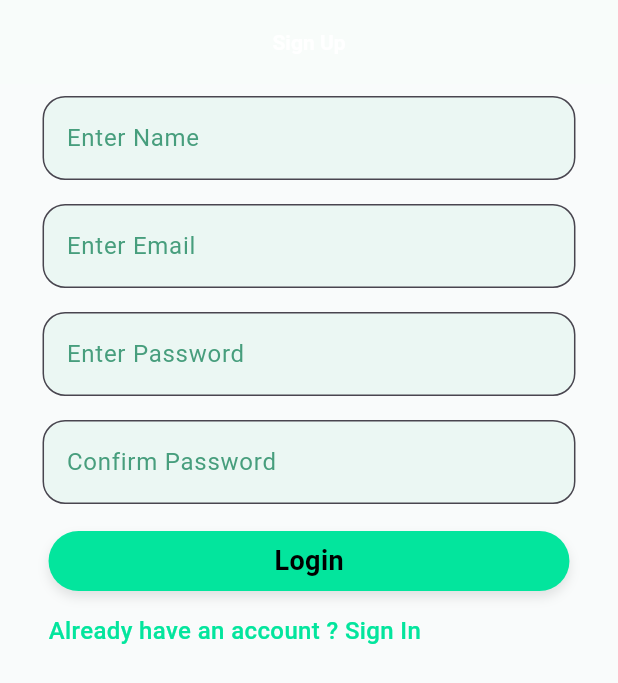
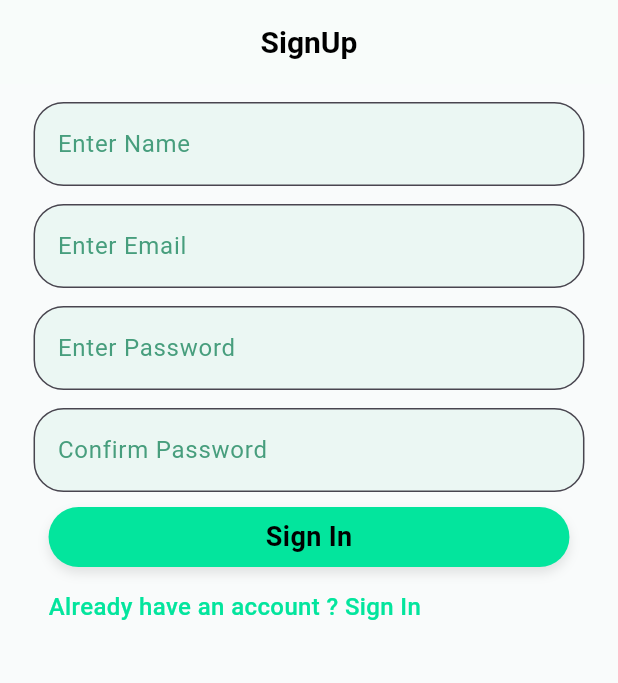
Before and after one commit to Trippycommand/myapp, a Flutter app: the screen it shows after launch, on a phone screen of 412 x 824 dp. Shown: the top 683 px of the screen. Run offline on Flutter 3.47's test engine with Material 3 defaults, Android fonts, the phone set to English and light mode, and no system bars; our stand-ins replace animated_text_kit, firebase_auth, firebase_core; accounts and stored records are empty; Roboto replaces fonts that are missing (Arial).

Commit message:
Refactoring Sign Up function

```diff
--- a/lib/UI component/First/FirstUI.dart
+++ b/lib/UI component/First/FirstUI.dart
@@ -1,22 +1,48 @@
+import 'package:firebase_auth/firebase_auth.dart';
 import 'package:flutter/material.dart';
 import 'package:myapp/Pages/SignUp.dart';
 import 'package:myapp/UI%20component/Templates/Button.dart';
 import 'package:myapp/UI%20component/Templates/Text.dart';
 import 'package:myapp/UI%20component/Templates/Textfeild.dart';
 
-class FirstUI extends StatelessWidget {
+class FirstUI extends StatefulWidget {
   FirstUI({super.key});
 
+  @override
+  State<FirstUI> createState() => _FirstUIState();
+}
+
+class _FirstUIState extends State<FirstUI> {
   final TextEditingController nameController = TextEditingController();
+  final TextEditingController emailController = TextEditingController();
+  final TextEditingController passwordController = TextEditingController();
+  final TextEditingController conPasswordController = TextEditingController();
 
-  @override
+
+
+  Future<void> createUserWithEmailAndPassword() async {
+    try{
+      final userCredential = await FirebaseAuth.instance.createUserWithEmailAndPassword(
+        email: emailController.text.trim(),
+        password: passwordController.text.trim(),
+      );
+      print(UserCredential);
+    }catch(e){
+      print(e);
+    }
+}
   Widget build(BuildContext context) {
     final screenwitdh = MediaQuery.of(context).size.width;
     return Scaffold(
       backgroundColor: Color.fromARGB(180, 247, 252, 250),
       appBar: AppBar(
         backgroundColor: Color.fromARGB(180, 247, 252, 250),
-        title: Text("Sign Up"),
+        title: CustomText(
+          text: "SignUp",
+          color: Colors.black,
+          fontSize: 20,
+          fontWeight: FontWeight.bold,
+        ),
         titleTextStyle: TextStyle(fontWeight: FontWeight.bold),
         centerTitle: true, // <-- this will center the title
       ),
@@ -37,19 +63,19 @@ class FirstUI extends StatelessWidget {
               ),
               CustomTextField(
                 label: "Enter Email",
-                controller: nameController,
+                controller: emailController,
                 color: const Color(0xff479E7D),
                 backgroundColor: Color.fromARGB(180, 229, 245, 240),
               ),
               CustomTextField(
                 label: "Enter Password",
-                controller: nameController,
+                controller: passwordController,
                 color: const Color(0xff479E7D),
                 backgroundColor: Color.fromARGB(180, 229, 245, 240),
               ),
               CustomTextField(
                 label: "Confirm Password",
-                controller: nameController,
+                controller:conPasswordController ,
                 color: const Color(0xff479E7D),
                 backgroundColor: Color.fromARGB(180, 229, 245, 240),
               ),
@@ -57,9 +83,9 @@ class FirstUI extends StatelessWidget {
                 //For Button
                 margin: EdgeInsets.only(left: 20, right: 20),
                 child: CustomButton(
-                  label: "Login",
-                  onPressed: () {
-                    print("Login sucessful");
+                  label: "Sign In",
+                  onPressed: () async {
+                    await createUserWithEmailAndPassword();
                   },
                   height: 50,
                   width: screenwitdh,
--- a/lib/UI component/Templates/Textfeild.dart
+++ b/lib/UI component/Templates/Textfeild.dart
@@ -22,7 +22,7 @@ class CustomTextField extends StatelessWidget {
   @override
   Widget build(BuildContext context) {
     return Padding(
-      padding: const EdgeInsets.symmetric(horizontal: 16.0, vertical: 8.0),
+      padding: const EdgeInsets.only(top: 12,left: 10,right: 10),
       child: TextField(
         controller: controller,
         obscureText: obscureText,
@@ -36,7 +36,7 @@ class CustomTextField extends StatelessWidget {
           fillColor: backgroundColor,
           labelText: label,
           border: OutlineInputBorder(
-            borderRadius: BorderRadius.circular(15),
+            borderRadius: BorderRadius.circular(20),
           ),
         ),
       ),
--- a/pubspec.yaml
+++ b/pubspec.yaml
@@ -36,6 +36,7 @@ dependencies:
   # Use with the CupertinoIcons class for iOS style icons.
   cupertino_icons: ^1.0.8
   firebase_core: ^3.13.1
+  firebase_auth: ^5.5.4
 
 dev_dependencies:
   flutter_test:
```
Also changed, not shown: pubspec.lock, 3 other files.
